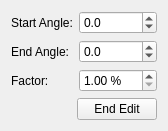
Old version of the form scribus/ui/spiralvectorbase.ui in the repository scribusproject/scribus.
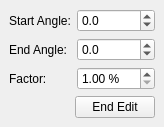
New version of the form. Custom widgets are drawn as their Qt base class.

Commit message: #16465: Unify margins and spacing for dialogs, set 5 <bubu>

```diff
--- a/scribus/ui/spiralvectorbase.ui
+++ b/scribus/ui/spiralvectorbase.ui
@@ -23,6 +23,18 @@
    <string>Edit Spiral</string>
   </property>
   <layout class="QVBoxLayout" name="verticalLayout">
+   <property name="leftMargin">
+    <number>9</number>
+   </property>
+   <property name="topMargin">
+    <number>9</number>
+   </property>
+   <property name="rightMargin">
+    <number>9</number>
+   </property>
+   <property name="bottomMargin">
+    <number>9</number>
+   </property>
    <item>
     <layout class="QGridLayout" name="gridLayout">
      <item row="0" column="0">
```
The commit also changes 7 other files.
